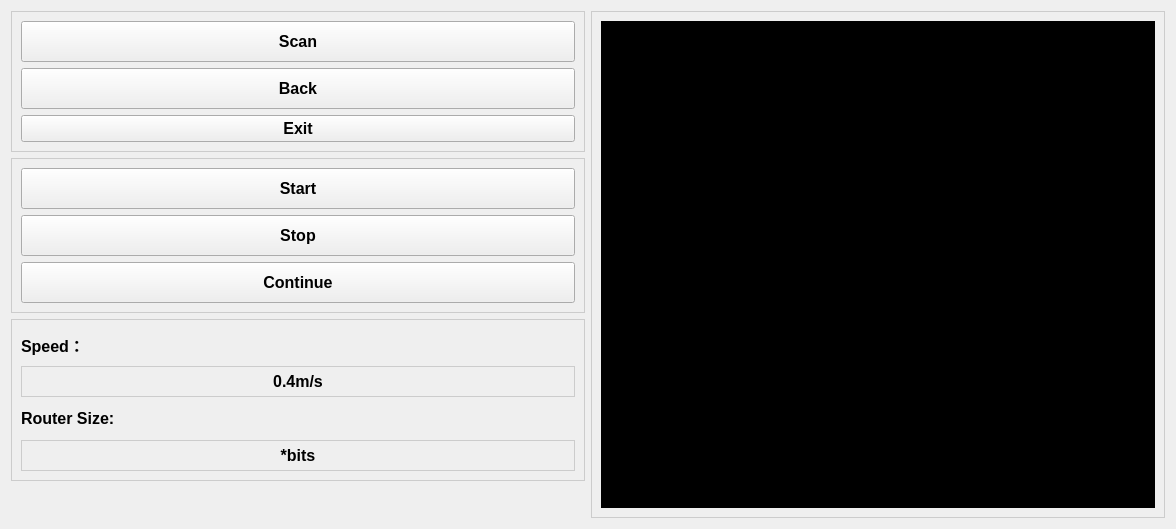
Old version of the form software/development/ui/fourthui.ui in the repository Capstone-2024/OS-Handheld-CNC.
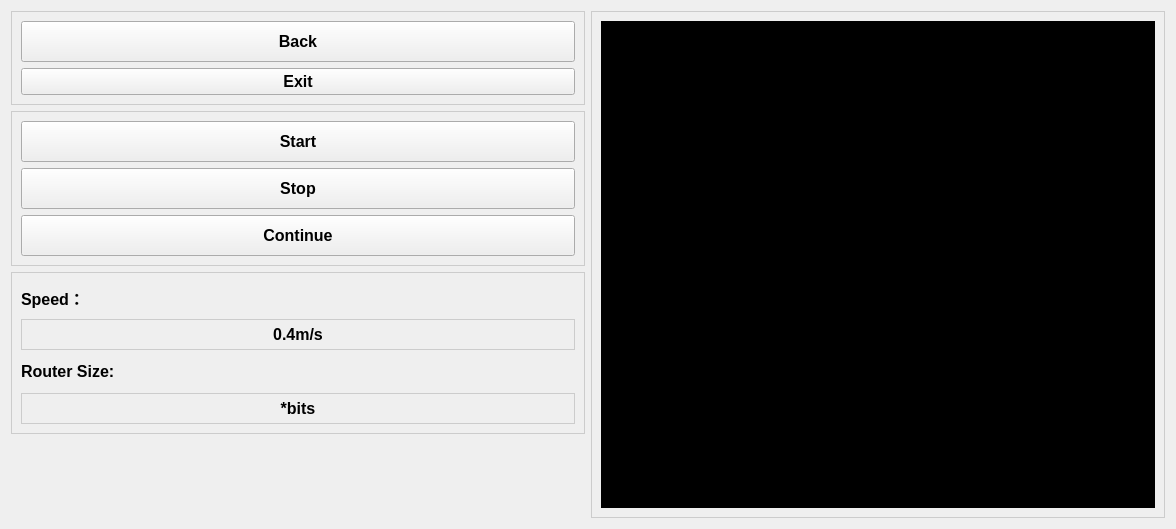
New version of the form.

The edit to the form file:
```diff
--- a/software/development/ui/fourthui.ui
+++ b/software/development/ui/fourthui.ui
@@ -41,28 +41,7 @@
        <property name="frameShadow">
         <enum>QFrame::Raised</enum>
        </property>
-       <layout class="QVBoxLayout" name="verticalLayout" stretch="0,0,0">
-        <item>
-         <widget class="QPushButton" name="scan_btn">
-          <property name="minimumSize">
-           <size>
-            <width>121</width>
-            <height>41</height>
-           </size>
-          </property>
-          <property name="font">
-           <font>
-            <family>Arial</family>
-            <pointsize>12</pointsize>
-            <weight>75</weight>
-            <bold>true</bold>
-           </font>
-          </property>
-          <property name="text">
-           <string>Scan</string>
-          </property>
-         </widget>
-        </item>
+       <layout class="QVBoxLayout" name="verticalLayout" stretch="0,0">
         <item>
          <widget class="QPushButton" name="back_btn">
           <property name="minimumSize">
```
